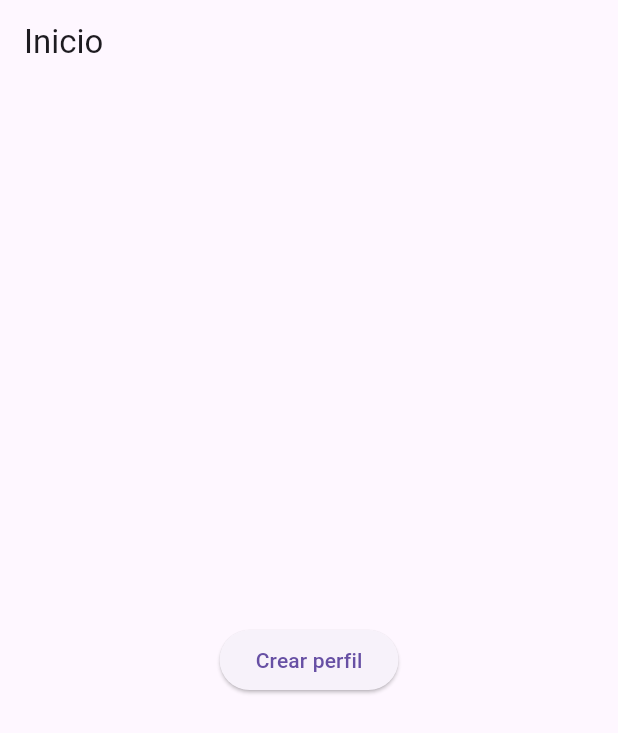
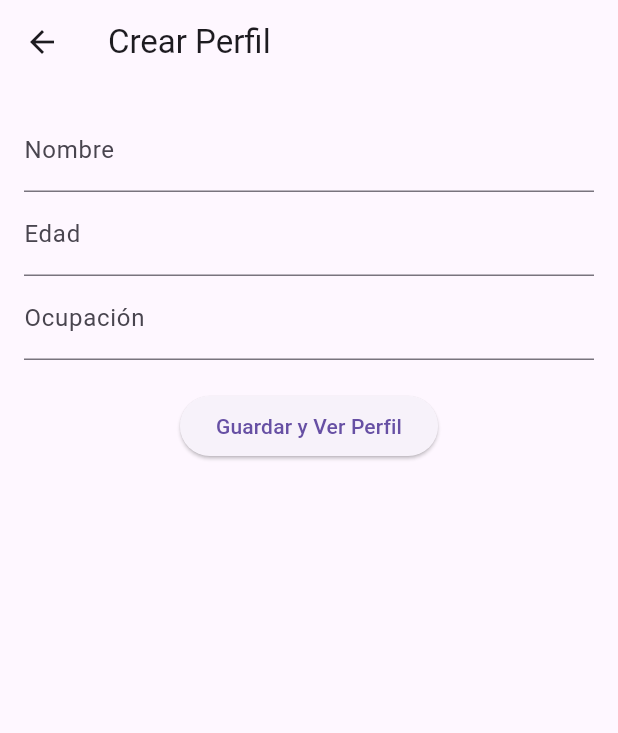
Before and after one commit to claudiolopezayala/UserApp, a Flutter app: the screen it shows after launch, after a tap on "Crear perfil", on a phone screen of 412 x 824 dp. Shown: the top 733 px of the screen. Run offline on Flutter 3.47's test engine with Material 3 defaults, Android fonts, the phone set to English and light mode, and no system bars.

Commit message:
add create profile screen

```diff
--- /dev/null
+++ b/lib/presentation/screens/create_profile/create_profile_screen.dart
@@ -0,0 +1,41 @@
+import 'package:flutter/material.dart';
+
+class CreateProfileScreen extends StatelessWidget {
+  final TextEditingController nameController = TextEditingController();
+  final TextEditingController ageController = TextEditingController();
+  final TextEditingController occupationController = TextEditingController();
+
+  @override
+  Widget build(BuildContext context) {
+    return Scaffold(
+      appBar: AppBar(title: Text('Crear Perfil')),
+      body: Padding(
+        padding: const EdgeInsets.all(16.0),
+        child: Column(
+          children: [
+            TextField(
+              controller: nameController,
+              decoration: InputDecoration(labelText: 'Nombre'),
+            ),
+            TextField(
+              controller: ageController,
+              decoration: InputDecoration(labelText: 'Edad'),
+              keyboardType: TextInputType.number,
+            ),
+            TextField(
+              controller: occupationController,
+              decoration: InputDecoration(labelText: 'Ocupación'),
+            ),
+            SizedBox(height: 20),
+            ElevatedButton(
+              onPressed: () {
+                //TODO
+              },
+              child: Text('Guardar y Ver Perfil'),
+            ),
+          ],
+        ),
+      ),
+    );
+  }
+}
--- a/lib/presentation/screens/home/home_screen.dart
+++ b/lib/presentation/screens/home/home_screen.dart
@@ -1,4 +1,5 @@
 import 'package:flutter/material.dart';
+import '../create_profile/create_profile_screen.dart';
 
 class HomeScreen extends StatelessWidget {
   @override
@@ -8,7 +9,10 @@ class HomeScreen extends StatelessWidget {
       body: Center(
         child: ElevatedButton(
           onPressed: () {
-            //TODO
+            Navigator.push(
+              context,
+              MaterialPageRoute(builder: (context) => CreateProfileScreen()),
+            );
           },
           child: Text('Crear perfil'),
         ),
```
